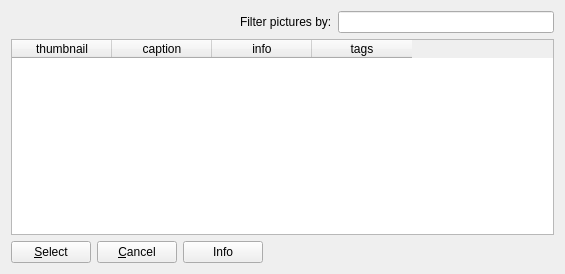
Qt form client/uiforms/picture_select.ui (Wolframe/configurator) before a commit.
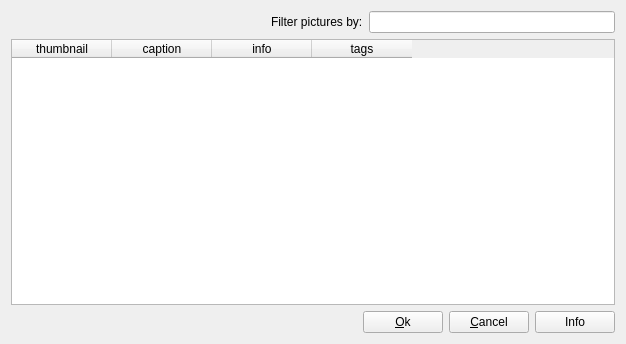
The same form after that commit. Icons and pictures are not drawn.

Commit message: added request for adding pictures to edited picture list and implemented the forms for category pictures

```diff
--- a/client/uiforms/picture_select.ui
+++ b/client/uiforms/picture_select.ui
@@ -9,8 +9,8 @@
    <rect>
     <x>0</x>
     <y>0</y>
-    <width>565</width>
-    <height>274</height>
+    <width>626</width>
+    <height>344</height>
    </rect>
   </property>
   <property name="windowTitle">
@@ -19,13 +19,26 @@
   <layout class="QGridLayout" name="gridLayout">
    <item row="4" column="0">
     <layout class="QHBoxLayout" name="horizontalLayout">
+     <item>
+      <spacer name="horizontalSpacer">
+       <property name="orientation">
+        <enum>Qt::Horizontal</enum>
+       </property>
+       <property name="sizeHint" stdset="0">
+        <size>
+         <width>40</width>
+         <height>20</height>
+        </size>
+       </property>
+      </spacer>
+     </item>
      <item>
       <widget class="QPushButton" name="select">
        <property name="enabled">
         <bool>true</bool>
        </property>
        <property name="text">
-        <string>&amp;Select</string>
+        <string>&amp;Ok</string>
        </property>
        <property name="form" stdset="0">
         <string notr="true">picture_add</string>
@@ -58,19 +71,6 @@
        </property>
       </widget>
      </item>
-     <item>
-      <spacer name="horizontalSpacer">
-       <property name="orientation">
-        <enum>Qt::Horizontal</enum>
-       </property>
-       <property name="sizeHint" stdset="0">
-        <size>
-         <width>40</width>
-         <height>20</height>
-        </size>
-       </property>
-      </spacer>
-     </item>
     </layout>
    </item>
    <item row="3" column="0">
```
Left out of the diff: 7 changed lines with no effect on the pictures. The commit also changes 4 other files.
